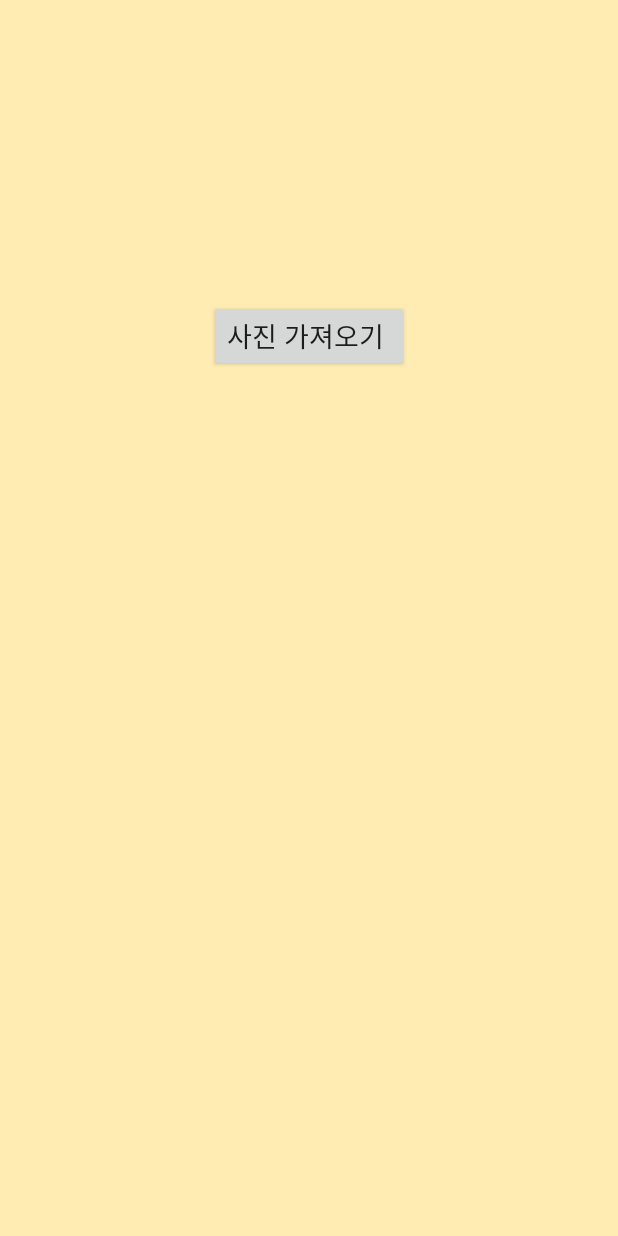
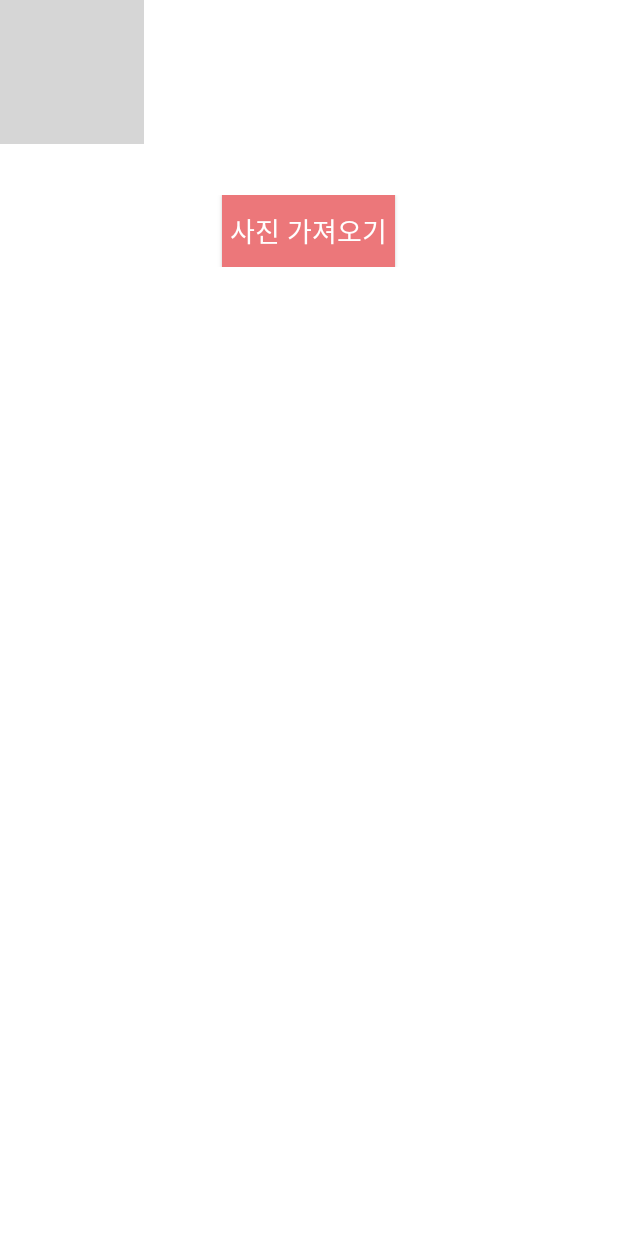
Before and after one commit to uchaan/LandMark, an Android app: the screen it shows after launch (MainActivity), on a phone screen of 412 x 824 dp. Run offline under Robolectric (Android 15) with nearby library versions, the phone set to English and light mode, and no system bars; libraries missing offline, so code that uses them is left out: com.google.firebase.ml, com.yalantis.ucrop; pictures from the network do not load; 2 statements that could not run were skipped; grey boxes are pictures that could not be loaded.

Commit message:
디자인

```diff
--- a/app/build.gradle
+++ b/app/build.gradle
@@ -40,6 +40,10 @@ dependencies {
     implementation 'com.google.android.gms:play-services-maps:17.0.0'
     implementation 'com.google.android.gms:play-services-location:17.0.0'
 
+    implementation 'com.github.medyo:fancybuttons:1.0@aar'
+
+
+
 
 
 }
--- a/app/src/main/java/com/example/landmark/MainActivity.java
+++ b/app/src/main/java/com/example/landmark/MainActivity.java
@@ -143,7 +143,8 @@ public class MainActivity extends AppCompatActivity {
         } else if (resultCode==RESULT_OK && requestCode == UCrop.REQUEST_CROP) {
             final Uri resultUri = UCrop.getOutput(data);
             imageView.setImageURI(resultUri);
-            button.setText("Another Image");
+            imageView.setVisibility(View.VISIBLE);
+            button.setText("다른 사진 가져오기");
 
             imageFromPath(this, resultUri);
 
@@ -168,7 +169,7 @@ public class MainActivity extends AppCompatActivity {
                                             inLondonChecker(firebaseVisionCloudLandmarks);
                                     if(updated_result.isEmpty()){
                                         Toast.makeText(getApplicationContext(),
-                                                "런던의 랜드마크가 아니네요! ^^", Toast.LENGTH_LONG).show();
+                                                firebaseVisionCloudLandmarks.get(0).getLandmark()+"은 런던의 랜드마크가 아니네요! ^^", Toast.LENGTH_LONG).show();
                                         text_count.setVisibility(View.INVISIBLE);
 
                                         // RecyclerView 초기화
@@ -181,7 +182,7 @@ public class MainActivity extends AppCompatActivity {
                                     // top3 (또는 그 이하) RecyclerView 보여주기
                                     else{
                                         int min_item = Math.min(3, updated_result.size());
-                                        text_count.setText("총 "+min_item+"개를 찾았어요!");
+                                        text_count.setText("      "+min_item+"개를 찾았어요!");
                                         text_count.setVisibility(View.VISIBLE);
 
                                         landmark_candidate_adapter adapter =
--- a/app/src/main/res/layout/activity_loading.xml
+++ b/app/src/main/res/layout/activity_loading.xml
@@ -1,9 +1,7 @@
 <?xml version="1.0" encoding="utf-8"?>
 <LinearLayout xmlns:android="http://schemas.android.com/apk/res/android"
-    xmlns:app="http://schemas.android.com/apk/res-auto"
     android:orientation="vertical" android:layout_width="match_parent"
-    android:background="@color/London"
+    android:background="@drawable/postcard_loading_1"
     android:layout_height="match_parent">
 
-
 </LinearLayout>
--- a/app/src/main/res/layout/activity_main.xml
+++ b/app/src/main/res/layout/activity_main.xml
@@ -1,44 +1,82 @@
 <?xml version="1.0" encoding="utf-8"?>
-<LinearLayout
-    xmlns:android="http://schemas.android.com/apk/res/android"
+<LinearLayout xmlns:android="http://schemas.android.com/apk/res/android"
+    xmlns:app="http://schemas.android.com/apk/res-auto"
     android:layout_width="match_parent"
+    android:background="@color/white"
     android:layout_height="match_parent"
     android:orientation="vertical"
-    android:background="@color/London">
-
-    <ImageView
-        android:id="@+id/image"
-        android:layout_width="200dp"
-        android:layout_height="200dp"
-        android:layout_gravity="center_horizontal" />
+    >
 
     <LinearLayout
         android:layout_width="wrap_content"
+        android:orientation="vertical"
+        android:layout_height="120dp">
+
+        <ImageView
+            android:id="@+id/back"
+            android:layout_width="wrap_content"
+            android:layout_height="wrap_content"
+            android:layout_gravity="center_horizontal"
+            app:srcCompat="@drawable/jeongseok_new_3" />
+
+    </LinearLayout>
+
+
+    <ImageView
+        android:layout_marginTop="10dp"
+        android:visibility="gone"
+        android:id="@+id/image"
+        android:layout_width="match_parent"
+        android:layout_height="140dp"
+        android:layout_gravity="center" />
+
+
+    <LinearLayout
+        android:layout_marginTop="10dp"
+        android:layout_marginBottom="10dp"
+        android:layout_width="match_parent"
         android:layout_height="wrap_content"
-        android:layout_gravity="center_horizontal"
+        android:layout_gravity="center"
         android:orientation="vertical">
 
         <Button
             android:id="@+id/button"
+            android:paddingRight="5dp"
+            android:paddingLeft="5dp"
+            android:paddingBottom="5dp"
+            android:paddingTop="5dp"
             android:layout_width="wrap_content"
             android:layout_height="wrap_content"
             android:layout_gravity="center_horizontal"
-            android:text="사진 가져오기 "
+            android:background="@color/pink"
+            android:fontFamily="@font/baemin"
+            android:text="사진 가져오기"
+            android:textColor="@color/white"
             android:textSize="18dp" />
+
+    </LinearLayout>
+
+    <LinearLayout
+        android:layout_width="match_parent"
+        android:layout_height="wrap_content"
+        android:layout_gravity="center"
+        android:orientation="vertical">
 
         <TextView
             android:layout_width="wrap_content"
+            android:layout_gravity="center"
+            android:gravity="center"
             android:layout_height="wrap_content"
             android:textSize="18dp"
-            android:text = "총 n개를 찾았어요!"
             android:visibility="invisible"
+            android:text = "n개를 찾았어요!"
+            android:fontFamily="@font/baemin"
+            android:textColor="@color/pink"
             android:layout_marginRight="15dp"
             android:id="@+id/landmark_count"/>
 
+
     </LinearLayout>
-
-
-
 
     <androidx.recyclerview.widget.RecyclerView
         android:layout_width="match_parent"
```
Also changed, not shown: app/src/main/res/font/font.xml (added, +7 -0 lines), app/src/main/res/layout/landmark_candidate.xml (+27 -23 lines), app/src/main/res/values/colors.xml (+30 -1 lines), app/src/main/res/drawable-v24/jeongseok.png (added), app/src/main/res/drawable-v24/jeongseok_new.jpg (added), app/src/main/res/drawable-v24/loading_card.png (added), app/src/main/res/drawable-v24/loading_card_2.png (added), app/src/main/res/drawable-v24/london_theme.jpg (deleted), app/src/main/res/drawable-v24/postcard.png (added), 2 other files.
